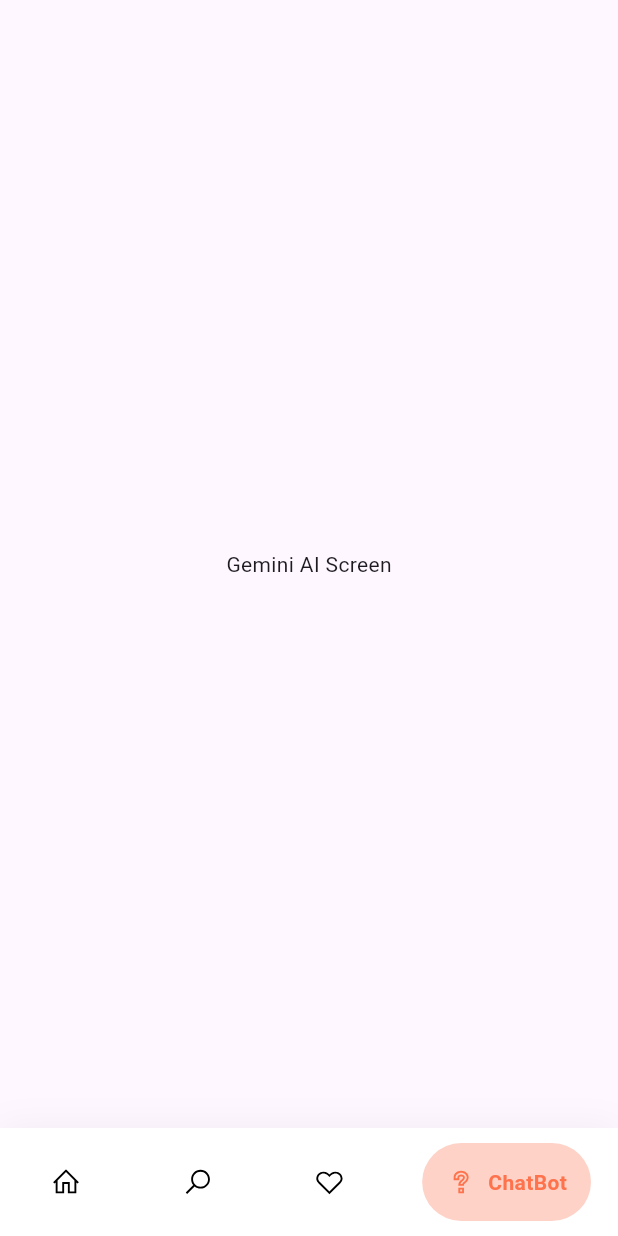
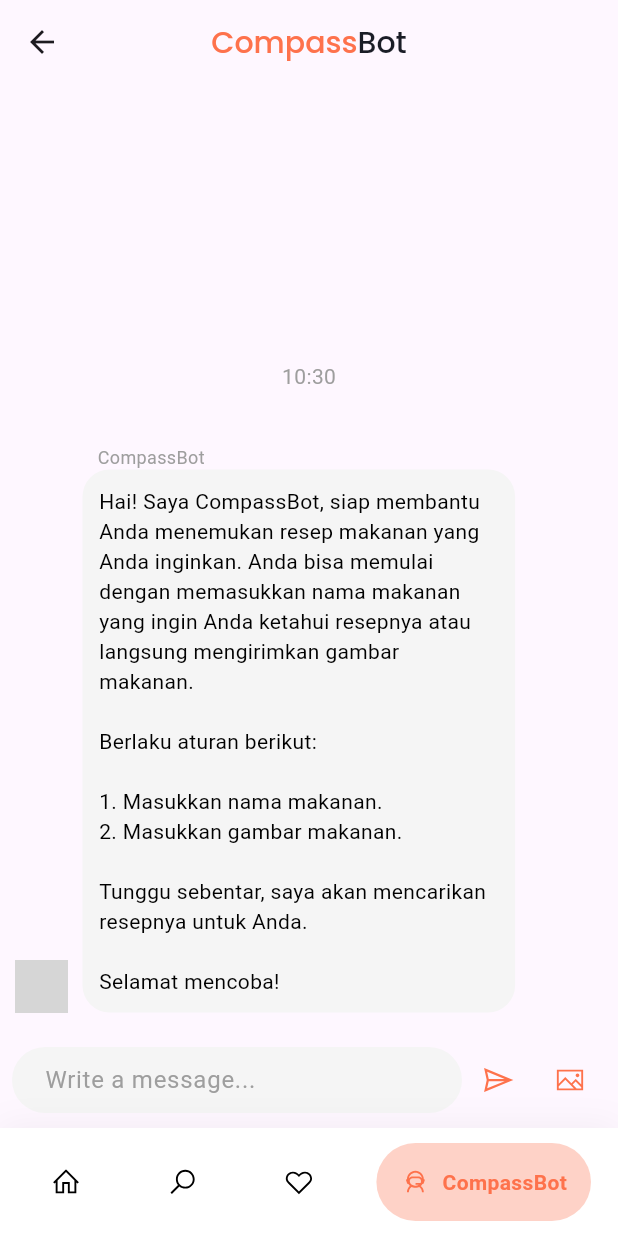
Before and after one commit to ffadhl/foodcompass, a Flutter app: the BottomNavBar screen opened directly, swiped to page 4, on a phone screen of 412 x 824 dp. Run offline on Flutter 3.47's test engine with Material 3 defaults, Android fonts, the light colour scheme and no system bars; drawn by our look-alikes of dash_chat_2, google_nav_bar; our stand-ins replace flutter_gemini, google_fonts, image_picker, line_icons; grey boxes are pictures that could not be loaded.

Commit message:
Add CompassBot on GeminiAI dan Beberapa Assets

```diff
--- a/foodcompass_application/lib/constants/image_constant.dart
+++ b/foodcompass_application/lib/constants/image_constant.dart
@@ -1,8 +1,10 @@
 class ImageConstant{
   static String whiteLogo = 'lib/assets/images/foodcompass_logo_white.png';
   static String orangeLogo = 'lib/assets/images/foodcompass_logo_orange.png';
+  static String whiteLogoFilled = 'lib/assets/images/foodcompass_logo_fill_white.png';
   static String welcomePage1 = 'lib/assets/images/welcomepage_1.png';
   static String welcomePage2 = 'lib/assets/images/welcomepage_2.png';
   static String welcomePage3 = 'lib/assets/images/welcomepage_3.png';
+  static String chatBotBackground = 'lib/assets/images/compassbot_background.png';
 
 }
--- a/foodcompass_application/lib/main.dart
+++ b/foodcompass_application/lib/main.dart
@@ -1,7 +1,10 @@
 import 'package:flutter/material.dart';
+import 'package:flutter_gemini/flutter_gemini.dart';
+import 'package:foodcompass_application/constants/apikeys_constant.dart';
 import 'package:foodcompass_application/screens/splash/splash_screen.dart';
 
 void main() {
+  Gemini.init(apiKey: geminiApiKey);
   runApp(const MyApp());
 }
 
--- a/foodcompass_application/lib/screens/gemini/gemini_ai_screen.dart
+++ b/foodcompass_application/lib/screens/gemini/gemini_ai_screen.dart
@@ -1,4 +1,13 @@
+import 'dart:io';
+import 'dart:typed_data';
+
+import 'package:dash_chat_2/dash_chat_2.dart';
 import 'package:flutter/material.dart';
+import 'package:flutter_gemini/flutter_gemini.dart';
+import 'package:foodcompass_application/constants/color_constant.dart';
+import 'package:foodcompass_application/constants/text_style_constant.dart';
+import 'package:image_picker/image_picker.dart';
+import 'package:line_icons/line_icons.dart';
 
 class GeminiAiScreen extends StatefulWidget {
   const GeminiAiScreen({super.key});
@@ -8,11 +17,177 @@
 }
 
 class _GeminiAiScreenState extends State<GeminiAiScreen> {
+  final Gemini gemini = Gemini.instance;
+  List<ChatMessage> messages = [];
+
+  ChatUser currentUser = ChatUser(
+    id: "0",
+    firstName: "User",
+  );
+
+  ChatUser geminiUser = ChatUser(
+    id: "1",
+    firstName: "CompassBot",
+    profileImage:
+        "https://static.promediateknologi.id/crop/0x0:0x0/0x0/webp/photo/p2/106/2024/03/28/202403271806-maincropped_1711537586-457414092.jpg",
+  );
+
+  void onSend(ChatMessage chatMessage) {
+    setState(() {
+      messages.insert(0, chatMessage);
+    });
+
+    try {
+      String question = chatMessage.text;
+      List<Uint8List>? images;
+      if (chatMessage.medias?.isNotEmpty == true) {
+        images = [
+          File(chatMessage.medias!.first.url).readAsBytesSync(),
+        ];
+      }
+      gemini
+          .streamGenerateContent(
+        question,
+        images: images,
+      )
+          .listen((event) {
+        ChatMessage? lastMessage = messages.firstOrNull;
+        if (lastMessage != null && lastMessage.user == geminiUser) {
+          lastMessage = messages.removeAt(0);
+          String response = event.content?.parts?.fold(
+                  "",
+                  (previousValue, element) =>
+                      "$previousValue${element.text}") ??
+              "";
+
+          lastMessage.text += response;
+          setState(() {
+            messages.insert(0, lastMessage!);
+          });
+        } else {
+          String response = event.content?.parts?.fold(
+                  "",
+                  (previousValue, element) =>
+                      "$previousValue${element.text}") ??
+              "";
+          ChatMessage message = ChatMessage(
+            user: geminiUser,
+            createdAt: DateTime.now(),
+            text: response,
+          );
+
+          setState(() {
+            messages.insert(0, message);
+          });
+        }
+      });
+    } catch (e) {
+      print(e);
+    }
+  }
+
+  void _sendMediaMessage() async {
+    ImagePicker picker = ImagePicker();
+    XFile? image = await picker.pickImage(source: ImageSource.gallery);
+
+    if (image != null) {
+      ChatMessage chatMessage = ChatMessage(
+        user: currentUser,
+        createdAt: DateTime.now(),
+        text:
+            "Hi CompassBot!, dari gambar ini, merupakan makanan apa? dan carikan Resepnya!",
+        medias: [
+          ChatMedia(
+            url: image.path,
+            fileName: "",
+            type: MediaType.image,
+          )
+        ],
+      );
+
+      onSend(chatMessage);
+    }
+  }
+
+  void _initialMessage() {
+    ChatMessage message = ChatMessage(
+      user: geminiUser,
+      createdAt: DateTime.now(),
+      text:
+          "Hai! Saya CompassBot, siap membantu Anda menemukan resep makanan yang Anda inginkan. Anda bisa memulai dengan memasukkan nama makanan yang ingin Anda ketahui resepnya atau langsung mengirimkan gambar makanan.\n\nBerlaku aturan berikut:\n\n1. Masukkan nama makanan.\n2. Masukkan gambar makanan.\n\nTunggu sebentar, saya akan mencarikan resepnya untuk Anda.\n\nSelamat mencoba!",
+    );
+
+    setState(() {
+      messages.insert(0, message);
+    });
+  }
+
+  @override
+  void initState() {
+    _initialMessage();
+    super.initState();
+  }
+
   @override
   Widget build(BuildContext context) {
     return Scaffold(
-      body: const Center(
-        child: Text('Gemini AI Screen'),
+      appBar: AppBar(
+        title: RichText(
+          text: TextSpan(
+            children: [
+              TextSpan(
+                text: 'Compass',
+                style: TextStyleConstant.poppinsMedium.copyWith(
+                  color: ColorConstant.colorOrange,
+                  fontSize: 20.0,
+                ),
+              ),
+              TextSpan(
+                text: 'Bot',
+                style: TextStyleConstant.poppinsMedium.copyWith(
+                  color: ColorConstant.colorBlack,
+                  fontSize: 20.0,
+                ),
+              ),
+            ],
+          ),
+        ),
+        centerTitle: true,
+      ),
+      body: DashChat(
+        currentUser: currentUser,
+        onSend: onSend,
+
+        messages: messages,
+        inputOptions: InputOptions(
+          trailing: [
+            IconButton(
+              onPressed: () {
+                _sendMediaMessage();
+              },
+              icon: const Icon(
+                LineIcons.image,
+                color: ColorConstant.colorOrange,
+                size: 20.0,
+              ),
+            )
+          ],
+          alwaysShowSend: true,
+          sendButtonBuilder: (onSend) {
+            return IconButton(
+              onPressed: onSend,
+              icon: const Icon(
+                LineIcons.paperPlane,
+                color: ColorConstant.colorOrange,
+                size: 24.0,
+              ),
+            );
+          },
+        ),
+        messageOptions: const MessageOptions(
+          currentUserContainerColor: ColorConstant.colorOrange,
+        ),
+
       ),
     );
   }
--- a/foodcompass_application/lib/widgets/bottom_navigatior_widget.dart
+++ b/foodcompass_application/lib/widgets/bottom_navigatior_widget.dart
@@ -84,8 +84,8 @@
                 text: 'Favorite',
               ),
               GButton(
-                icon: LineIcons.question,
-                text: 'ChatBot',
+                icon: LineIcons.userAstronaut,
+                text: 'CompassBot',
               ),
             ],
             selectedIndex: _currentIndex,
```
Also changed, not shown: foodcompass_application/lib/assets/images/compassbot_background.png (added), foodcompass_application/lib/assets/images/foodcompass_logo_fill_white.png (added).
